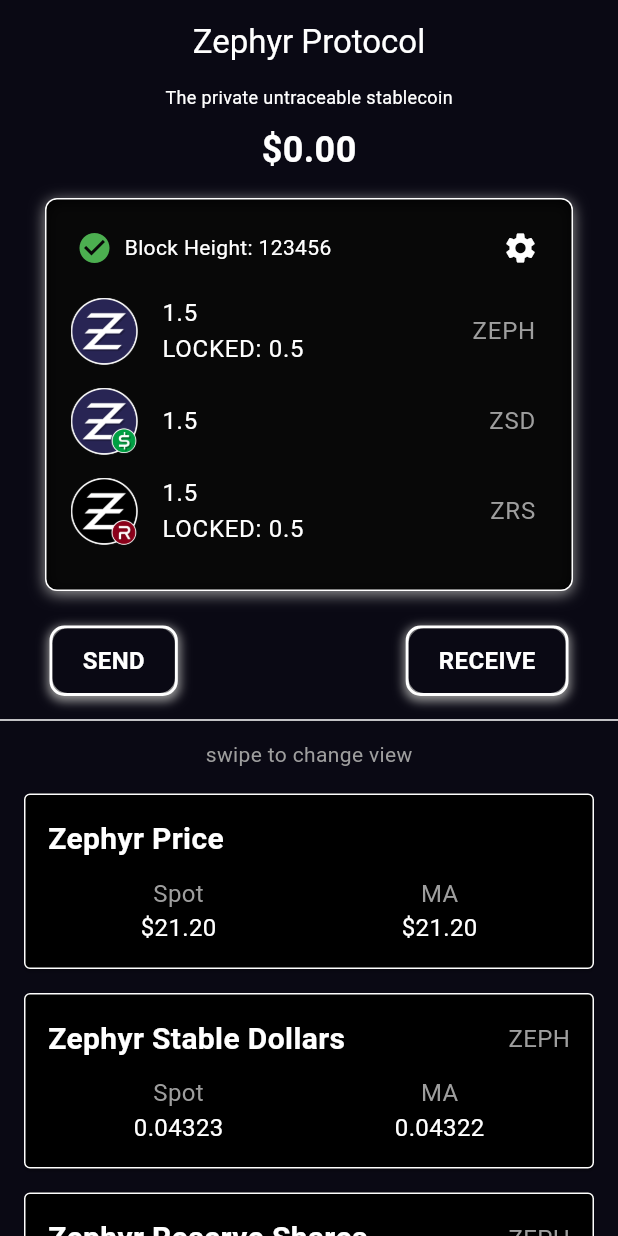
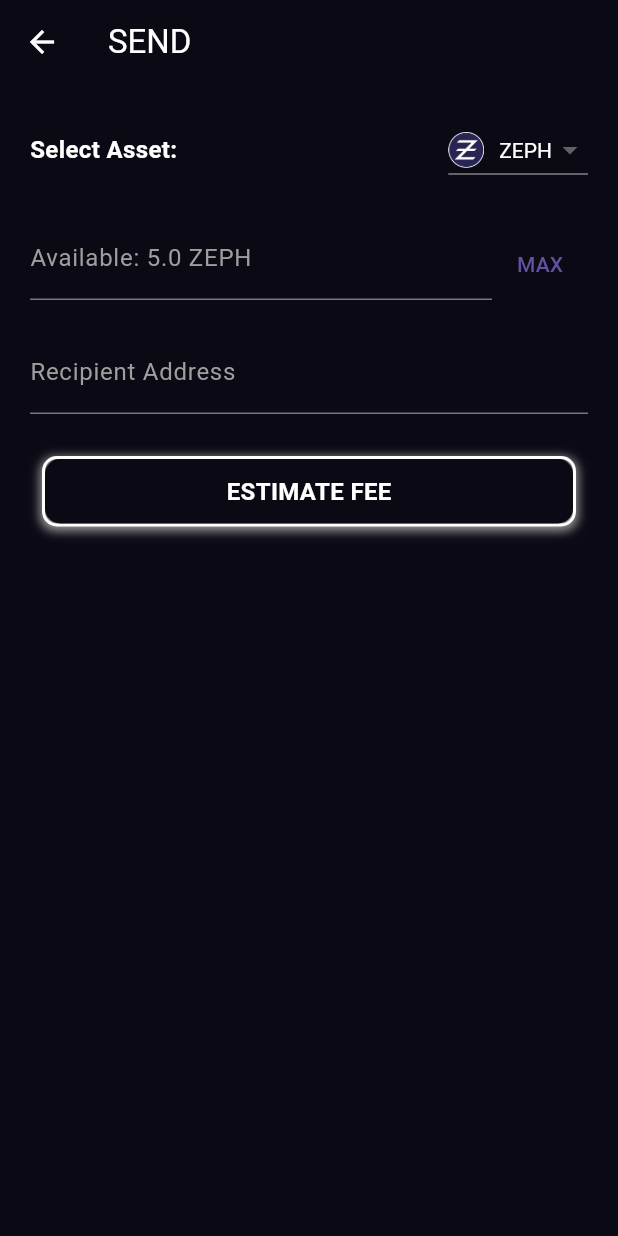
Before and after one commit to DeMemeTree/Zephy, a Flutter app: the HomeScreen screen opened by its route, after a tap on "SEND", on a phone screen of 412 x 824 dp. Run offline on Flutter 3.47's test engine with Material 3 defaults, Android fonts, the phone set to English and light mode, and no system bars; our stand-ins replace go_router, qr_flutter; missing offline and left inert: clipboard.

Commit message:
send view

```diff
--- a/zephii/lib/main.dart
+++ b/zephii/lib/main.dart
@@ -6,6 +6,7 @@
 import 'src/wallet/create.dart';
 import 'src/wallet/home/home.dart';
 import 'src/wallet/home/receive/receive.dart';
+import 'src/wallet/home/send/send.dart';
 
 final GoRouter _router = GoRouter(
   routes: <RouteBase>[
@@ -50,7 +51,7 @@
         GoRoute(
             path: 'send',
             builder: (BuildContext context, GoRouterState state) {
-              return const DetailsScreen();
+              return const SendView();
             }),
         GoRoute(
             path: 'receive',
--- a/zephii/lib/src/uiwidgets/zbutton.dart
+++ b/zephii/lib/src/uiwidgets/zbutton.dart
@@ -5,18 +5,27 @@
   final String text;
   final VoidCallback onPressed;
   final double? width;
+  final bool isCancel;
 
-  const ZButton({required this.text, this.width, required this.onPressed, super.key});
+  const ZButton({
+    required this.text,
+    this.width,
+    required this.onPressed,
+    this.isCancel = false,
+    super.key,
+  });
 
   @override
   Widget build(BuildContext context) {
+    Color buttonColor = isCancel ? Colors.red : ZephiiColors.zephPurp;
+
     return Container(
       width: width,
       margin: const EdgeInsets.all(8),
       decoration: BoxDecoration(
         borderRadius: BorderRadius.circular(10),
         border: Border.all(
-          color: Colors.white,
+          color: isCancel ? Colors.red.shade400 : Colors.white,
           width: 2.0,
         ),
         boxShadow: const [
@@ -29,7 +38,7 @@
         ],
       ),
       child: Material(
-        color: ZephiiColors.zephPurp,
+        color: buttonColor,
         borderRadius: BorderRadius.circular(10),
         child: InkWell(
           onTap: onPressed,
--- a/zephii/lib/src/wallet/home/home.dart
+++ b/zephii/lib/src/wallet/home/home.dart
@@ -64,7 +64,9 @@
     return Padding(
         padding: const EdgeInsets.fromLTRB(25, 0, 25, 0),
         child: Row(mainAxisAlignment: MainAxisAlignment.center, children: [
-          ZButton(text: "SEND", onPressed: () {}),
+          ZButton(text: "SEND", onPressed: () {
+            context.go("/home/send");
+          }),
           const Spacer(),
           ZButton(text: "RECEIVE", onPressed: () {
             context.go("/home/receive");
--- a/zephii/lib/src/wallet/home/receive/receive.dart
+++ b/zephii/lib/src/wallet/home/receive/receive.dart
@@ -42,7 +42,8 @@
 
   List<Address> get _filteredAddresses => _addresses
       .where((address) =>
-          address.label.toLowerCase().contains(_filter.toLowerCase()))
+          address.label.toLowerCase().contains(_filter.toLowerCase()) ||
+          address.address.toLowerCase().contains(_filter.toLowerCase()))
       .toList();
 
   @override
--- /dev/null
+++ b/zephii/lib/src/wallet/home/send/send.dart
@@ -0,0 +1,209 @@
+import 'package:flutter/material.dart';
+import 'package:zephii/src/extensions/color.dart';
+import 'package:zephii/src/uiwidgets/zbutton.dart';
+
+class SendView extends StatefulWidget {
+  const SendView({super.key});
+
+  @override
+  _SendViewState createState() => _SendViewState();
+}
+
+class _SendViewState extends State<SendView> {
+  String selectedAsset = 'ZEPH';
+  final Map<String, String> assets = {
+    'ZEPH': 'assets/zephyr-logo.png',
+    'ZSD': 'assets/zsd-logo.png',
+    'ZRS': 'assets/zrs-logo.png',
+  };
+  double availableBalance = 5.0; // Example balance
+  String sendingAmount = '0.0';
+  double estimatedFee = 0.0;
+  final TextEditingController _amountController = TextEditingController();
+  String recipientAddress = '';
+  bool isConfirming = false;
+
+  void _setMaxAmount() {
+    setState(() {
+      sendingAmount = availableBalance.toString();
+      _amountController.text = sendingAmount;
+    });
+  }
+
+  void _confirmSend() {
+    setState(() {
+      isConfirming = true;
+    });
+    Future.delayed(Duration(seconds: 2), () {
+      // Simulate sending process
+      print('Sending $sendingAmount $selectedAsset to $recipientAddress');
+      // Reset state after sending
+      setState(() {
+        isConfirming = false;
+        sendingAmount = '0.0';
+        _amountController.text = '';
+        recipientAddress = '';
+      });
+    });
+  }
+
+  @override
+  void dispose() {
+    _amountController.dispose();
+    super.dispose();
+  }
+
+  @override
+  Widget build(BuildContext context) {
+    return Scaffold(
+      backgroundColor: ZephiiColors.zephPurp,
+      appBar: AppBar(
+          backgroundColor: ZephiiColors.zephPurp,
+          foregroundColor: Colors.white,
+          title: Text(isConfirming ? 'CONFIRM' : 'SEND',
+              style: TextStyle(color: Colors.white))),
+      body: AnimatedSwitcher(
+        duration: const Duration(milliseconds: 500),
+        child: isConfirming ? _confirmationView() : _sendView(),
+      ),
+    );
+  }
+
+  Widget _sendView() {
+    return Padding(padding: EdgeInsets.all(20),
+    child:
+    Column(
+        crossAxisAlignment: CrossAxisAlignment.start,
+        children: [
+          Row(children: [
+            const Text('Select Asset:',
+                style: TextStyle(
+                    fontSize: 16,
+                    fontWeight: FontWeight.bold,
+                    color: Colors.white)),
+            const Spacer(),
+            DropdownButton<String>(
+              dropdownColor: ZephiiColors.zephPurp,
+              style: const TextStyle(color: Colors.white),
+              value: selectedAsset,
+              onChanged: (String? newValue) {
+                setState(() {
+                  selectedAsset = newValue!;
+                });
+              },
+              items: assets.keys.map<DropdownMenuItem<String>>((String value) {
+                return DropdownMenuItem<String>(
+                  value: value,
+                  child: Row(
+                    children: [
+                      Image.asset(assets[value]!, width: 24),
+                      const SizedBox(width: 10),
+                      Text(value),
+                    ],
+                  ),
+                );
+              }).toList(),
+            )
+          ]),
+          const SizedBox(height: 20),
+          _amountAndBalanceRow(),
+          const SizedBox(height: 20),
+          TextField(
+            style: const TextStyle(color: Colors.white),
+            decoration: const InputDecoration(
+                labelStyle: TextStyle(color: Colors.grey),
+                labelText: 'Recipient Address'),
+            onChanged: (value) {
+              setState(() {
+                recipientAddress = value;
+              });
+            },
+          ),
+          const SizedBox(height: 20),
+          ZButton(
+              text: "ESTIMATE FEE",
+              onPressed: () => setState(() => isConfirming = true))
+        ],
+      ));
+  }
+
+  Widget _amountAndBalanceRow() {
+    return Row(
+      crossAxisAlignment: CrossAxisAlignment.end,
+      children: [
+        Expanded(
+          child: TextField(
+            style: const TextStyle(color: Colors.white),
+            controller: _amountController,
+            keyboardType: TextInputType.number,
+            decoration: InputDecoration(
+              labelStyle: const TextStyle(color: Colors.grey),
+              labelText: 'Available: $availableBalance $selectedAsset',
+            ),
+            onChanged: (value) {
+              setState(() {
+                sendingAmount = value;
+              });
+            },
+          ),
+        ),
+        TextButton(
+          onPressed: _setMaxAmount,
+          child: const Text('MAX'),
+        )
+      ],
+    );
+  }
+
+  Widget _confirmationView() {
+    // Calculate estimated fee here or obtain it from a previous step
+    estimatedFee = 0.1; // Example fixed fee for demonstration
+
+    return Column(
+        children: [
+          ListTile(
+            contentPadding: const EdgeInsets.fromLTRB(20, 0, 0, 0),
+            title: const Text('Selected Asset',
+                style: TextStyle(color: Colors.grey)),
+            subtitle: Text(selectedAsset,
+                style: const TextStyle(color: Colors.white)),
+            leading: Image.asset(assets[selectedAsset]!),
+          ),
+          ListTile(
+            contentPadding: const EdgeInsets.fromLTRB(20, 0, 0, 0),
+            title: const Text('Amount', style: TextStyle(color: Colors.grey)),
+            subtitle: Text(sendingAmount,
+                style: const TextStyle(color: Colors.white)),
+          ),
+          ListTile(
+            contentPadding: const EdgeInsets.fromLTRB(20, 0, 0, 0),
+            title: const Text('Recipient Address (scroll horizontally)',
+                style: TextStyle(color: Colors.grey)),
+            subtitle: SingleChildScrollView(
+              scrollDirection: Axis.horizontal,
+              child: Row(children: [Text(recipientAddress,
+                  style: const TextStyle(color: Colors.white)), const SizedBox(width: 20)]),
+            ),
+          ),
+          ListTile(
+            contentPadding: const EdgeInsets.fromLTRB(20, 0, 0, 0),
+            title: const Text('Estimated Fee',
+                style: TextStyle(color: Colors.grey)),
+            subtitle: Text('$estimatedFee $selectedAsset',
+                style: const TextStyle(color: Colors.white)),
+          ),
+          const SizedBox(height: 20),
+          Padding(
+              padding: const EdgeInsets.fromLTRB(20, 0, 20, 0),
+              child: ZButton(text: "CONFIRM", onPressed: _confirmSend)),
+          const SizedBox(height: 10),
+          ZButton(
+            text: 'CANCEL',
+            width: 200,
+            onPressed: () => setState(() => isConfirming = false),
+            isCancel: true,
+          ),
+        ],
+      );
+  }
+}
```
Also changed, not shown: zephii/lib/src/wallet/home/transactions/transactions.dart (+22 -8 lines).
